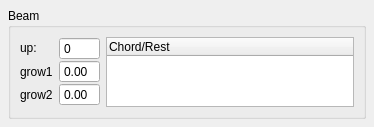
This is mscore/mscore/beam.ui in musescore/musescore-old as Qt 5 draws it before an edit. The edited form follows.
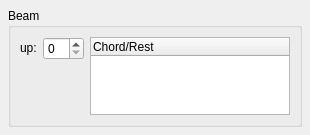
This is the edited form.

```diff
--- a/mscore/mscore/beam.ui
+++ b/mscore/mscore/beam.ui
@@ -6,8 +6,8 @@
    <rect>
     <x>0</x>
     <y>0</y>
-    <width>374</width>
-    <height>118</height>
+    <width>310</width>
+    <height>135</height>
    </rect>
   </property>
   <property name="windowTitle">
@@ -26,7 +26,7 @@
       <string notr="true" comment="do not translate">Beam</string>
      </property>
      <property name="flat">
-      <bool>false</bool>
+      <bool>true</bool>
      </property>
      <layout class="QGridLayout">
       <property name="verticalSpacing">
@@ -48,20 +48,14 @@
       <item row="0" column="1">
        <widget class="QSpinBox" name="up">
         <property name="sizePolicy">
-         <sizepolicy hsizetype="Minimum" vsizetype="Fixed">
+         <sizepolicy hsizetype="Fixed" vsizetype="Fixed">
           <horstretch>0</horstretch>
           <verstretch>0</verstretch>
          </sizepolicy>
         </property>
-        <property name="toolTip">
-         <string notr="true"/>
-        </property>
-        <property name="buttonSymbols">
-         <enum>QAbstractSpinBox::NoButtons</enum>
-        </property>
        </widget>
       </item>
-      <item row="0" column="2" rowspan="4" colspan="2">
+      <item row="0" column="2" rowspan="3" colspan="2">
        <widget class="QTreeWidget" name="elements">
         <column>
          <property name="text">
@@ -70,34 +64,6 @@
         </column>
        </widget>
       </item>
-      <item row="1" column="0">
-       <widget class="QLabel" name="label_2">
-        <property name="text">
-         <string notr="true">grow1</string>
-        </property>
-       </widget>
-      </item>
-      <item row="2" column="0">
-       <widget class="QLabel" name="label_3">
-        <property name="text">
-         <string notr="true">grow2</string>
-        </property>
-       </widget>
-      </item>
-      <item row="1" column="1">
-       <widget class="QDoubleSpinBox" name="grow1">
-        <property name="buttonSymbols">
-         <enum>QAbstractSpinBox::NoButtons</enum>
-        </property>
-       </widget>
-      </item>
-      <item row="2" column="1">
-       <widget class="QDoubleSpinBox" name="grow2">
-        <property name="buttonSymbols">
-         <enum>QAbstractSpinBox::NoButtons</enum>
-        </property>
-       </widget>
-      </item>
      </layout>
     </widget>
    </item>
```
Left out of the diff: 2 changed lines with no effect on the pictures.
